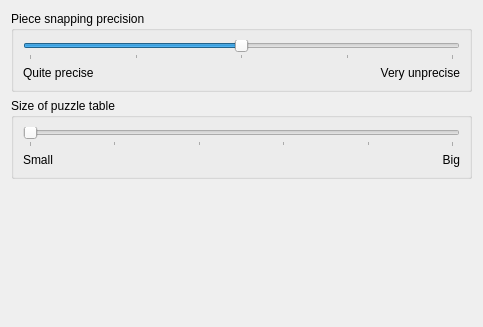
Before: the Qt Designer form src/settings.ui in KDE/palapeli, drawn with Qt 5.
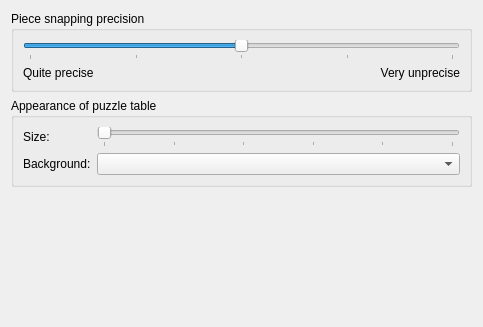
After: the same form once the commit is applied.

Commit message: Move puzzle table selection to settings dialog, thereby freeing the right mouse button. BUG: 211851

The edit to the form file:
```diff
--- a/src/settings.ui
+++ b/src/settings.ui
@@ -65,10 +65,17 @@
    <item>
     <widget class="QGroupBox" name="groupBox_2">
      <property name="title">
-      <string>Size of puzzle table</string>
+      <string>Appearance of puzzle table</string>
      </property>
-     <layout class="QGridLayout" name="gridLayout_2">
-      <item row="0" column="0" colspan="2">
+     <layout class="QFormLayout" name="formLayout">
+      <item row="1" column="0">
+       <widget class="QLabel" name="label">
+        <property name="text">
+         <string>Size:</string>
+        </property>
+       </widget>
+      </item>
+      <item row="1" column="1">
        <widget class="QSlider" name="kcfg_SceneSizeFactor">
         <property name="minimum">
          <number>250</number>
@@ -96,20 +103,20 @@
         </property>
        </widget>
       </item>
-      <item row="1" column="0">
-       <widget class="QLabel" name="label_4">
-        <property name="text">
-         <string>Small</string>
-        </property>
-       </widget>
-      </item>
-      <item row="1" column="1">
+      <item row="2" column="0">
        <widget class="QLabel" name="label_3">
         <property name="text">
-         <string>Big</string>
+         <string>Background:</string>
         </property>
-        <property name="alignment">
-         <set>Qt::AlignRight|Qt::AlignTrailing|Qt::AlignVCenter</set>
+       </widget>
+      </item>
+      <item row="2" column="1">
+       <widget class="QComboBox" name="kcfg_ViewBackground">
+        <property name="sizePolicy">
+         <sizepolicy hsizetype="MinimumExpanding" vsizetype="Fixed">
+          <horstretch>0</horstretch>
+          <verstretch>0</verstretch>
+         </sizepolicy>
         </property>
        </widget>
       </item>
```
The commit also changes 9 other files.
